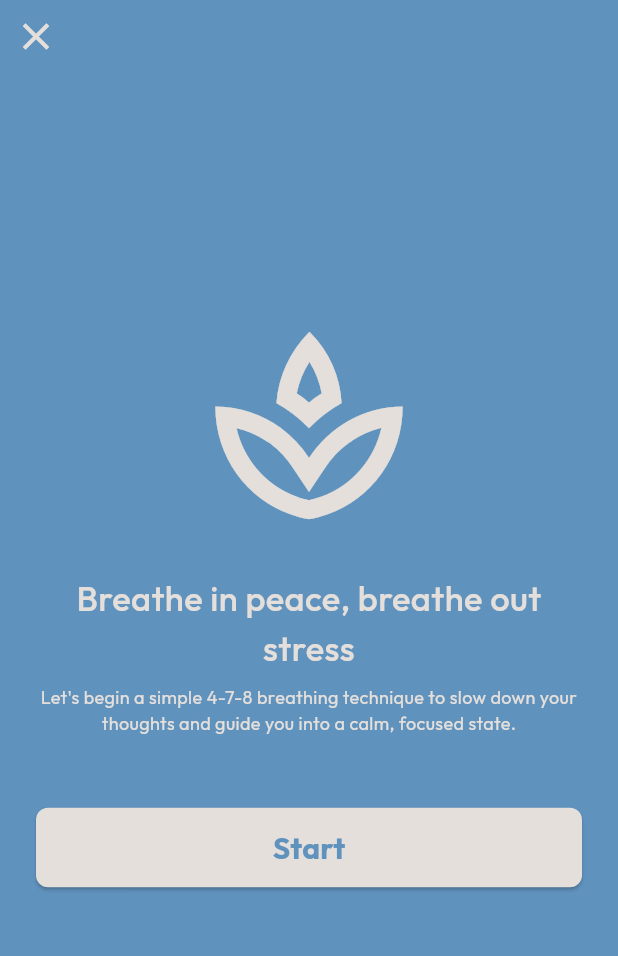
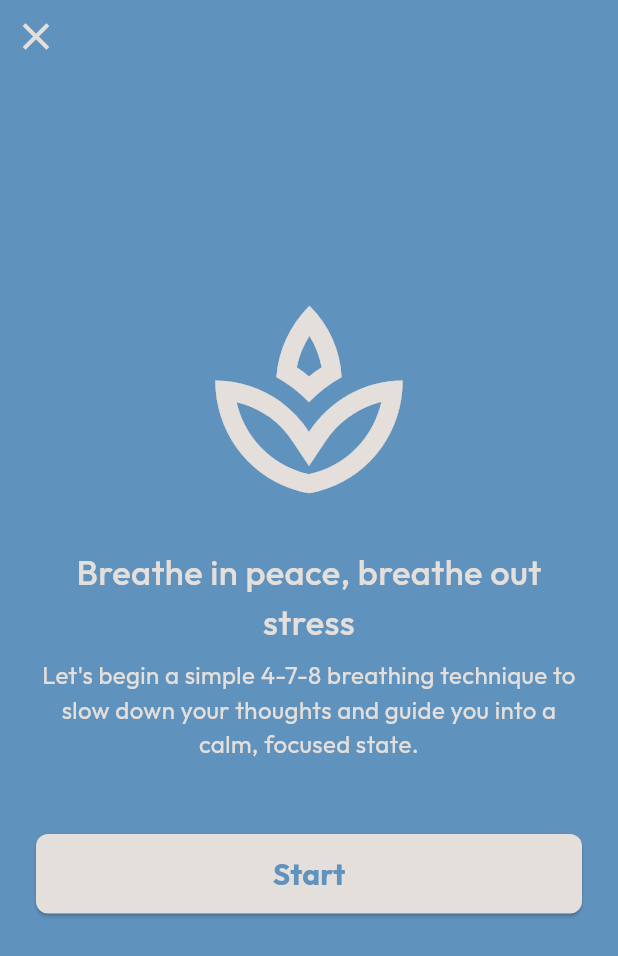
Before and after one commit to alkausarhapis/Serene, a Flutter app: the screen it shows after launch, after a tap on "Breathing Exercise", on a phone screen of 412 x 824 dp. Shown: the top 956 px of the screen. Run offline on Flutter 3.47's test engine with Material 3 defaults, Android fonts, the phone set to English and light mode, and no system bars.

Commit message:
feat: web responsive

```diff
--- a/lib/pages/breathe_page.dart
+++ b/lib/pages/breathe_page.dart
@@ -68,7 +68,10 @@ class _BreatheExerciseState extends State<BreatheExercise> {
         color: currentPhase.color,
         width: double.infinity,
         height: double.infinity,
-        child: SafeArea(
+        child: LayoutBuilder(builder: (context, constraints) {
+          final isMobile = constraints.maxWidth < 800;
+
+          return SafeArea(
             child: Stack(
               children: [
                 Positioned(
@@ -95,9 +98,9 @@ class _BreatheExerciseState extends State<BreatheExercise> {
                               children: [
                                 Text(
                                   currentPhase.title,
-                                style: const TextStyle(
+                                  style: TextStyle(
                                     color: AppColors.primary,
-                                  fontSize: 50,
+                                    fontSize: isMobile ? 50 : 70,
                                     fontWeight: FontWeight.w500,
                                   ),
                                 ),
@@ -124,25 +127,28 @@ class _BreatheExerciseState extends State<BreatheExercise> {
                           children: [
                             const Icon(Icons.spa_outlined,
                                 size: 150, color: AppColors.primary),
-                          const Padding(
-                            padding: EdgeInsets.all(24),
+                            Padding(
+                              padding: isMobile
+                                  ? const EdgeInsets.all(24)
+                                  : const EdgeInsets.symmetric(
+                                      horizontal: 150, vertical: 24),
                               child: Column(
                                 children: [
                                   Text(
                                     "Breathe in peace, breathe out stress",
                                     textAlign: TextAlign.center,
                                     style: TextStyle(
-                                    fontSize: 23,
+                                      fontSize: isMobile ? 23 : 32,
                                       fontWeight: FontWeight.w500,
                                       color: AppColors.primary,
                                     ),
                                   ),
-                                SizedBox(height: 8),
+                                  const SizedBox(height: 8),
                                   Text(
                                     "Let's begin a simple 4-7-8 breathing technique to slow down your thoughts and guide you into a calm, focused state.",
                                     textAlign: TextAlign.center,
                                     style: TextStyle(
-                                    fontSize: 12,
+                                      fontSize: isMobile ? 16 : 24,
                                       color: AppColors.primary,
                                     ),
                                   ),
@@ -150,14 +156,19 @@ class _BreatheExerciseState extends State<BreatheExercise> {
                               ),
                             ),
                             Padding(
-                            padding: const EdgeInsets.all(24),
+                              padding: isMobile
+                                  ? const EdgeInsets.all(24)
+                                  : const EdgeInsets.symmetric(horizontal: 150),
                               child: SizedBox(
                                 width: double.infinity,
                                 child: ElevatedButton(
                                   onPressed: startExercise,
                                   style: ElevatedButton.styleFrom(
-                                  padding:
-                                      const EdgeInsets.symmetric(vertical: 12),
+                                    padding: isMobile
+                                        ? const EdgeInsets.symmetric(
+                                            vertical: 12)
+                                        : const EdgeInsets.symmetric(
+                                            vertical: 20),
                                     backgroundColor: AppColors.primary,
                                     foregroundColor:
                                         AppColors.blue, // primary blue
@@ -179,7 +190,8 @@ class _BreatheExerciseState extends State<BreatheExercise> {
                 ),
               ],
             ),
-        ),
+          );
+        }),
       ),
     );
   }
--- a/lib/pages/home_page.dart
+++ b/lib/pages/home_page.dart
@@ -10,6 +10,67 @@ class HomePage extends StatelessWidget {
 
   @override
   Widget build(BuildContext context) {
+    // Grouping widgets for better readability (title hero group)
+    Widget titleHero = Column(
+      crossAxisAlignment: CrossAxisAlignment.start,
+      children: [
+        Image.asset(
+          "assets/images/fill-logo.png",
+          width: 50,
+        ),
+        const SizedBox(height: 32),
+        const Text(
+          "Stay\npresent.\nStay Serene.",
+          style: TextStyle(
+            fontSize: 50,
+            fontWeight: FontWeight.w500,
+          ),
+        ),
+      ],
+    );
+
+    // Grouping widgets for better readability (card group)
+    Widget cards = Column(
+      children: [
+        HomeCard(
+          color: AppColors.green,
+          title: "Pomodoro Timer",
+          subtitle: "Stay focused with 25-minute work and 5-minute breaks.",
+          icon: Icons.hourglass_empty_rounded,
+          onTap: () {
+            Navigator.push(
+              context,
+              MaterialPageRoute(builder: (_) => const PomodoroPage()),
+            );
+          },
+        ),
+        HomeCard(
+          color: AppColors.blue,
+          title: "Breathing Exercise",
+          subtitle: "Relax and refocus with guided breathing sessions.",
+          icon: Icons.filter_vintage_outlined,
+          onTap: () {
+            Navigator.push(
+              context,
+              MaterialPageRoute(builder: (_) => const BreatheExercise()),
+            );
+          },
+        ),
+        HomeCard(
+          color: AppColors.orange,
+          title: "Mood Survey",
+          subtitle: "Check your mood with a quick, simple survey.",
+          icon: Icons.sentiment_very_satisfied_outlined,
+          onTap: () {
+            Navigator.push(
+              context,
+              MaterialPageRoute(builder: (_) => const MoodSurveyPage()),
+            );
+          },
+        ),
+      ],
+    );
+
     return Scaffold(
       body: SafeArea(
         child: Stack(
@@ -24,6 +85,9 @@ class HomePage extends StatelessWidget {
               ),
             ),
             const Positioned(
+              bottom: 12,
+              left: 0,
+              right: 0,
               child: Align(
                 alignment: Alignment.bottomCenter,
                 child: Text(
@@ -32,69 +96,40 @@ class HomePage extends StatelessWidget {
                 ),
               ),
             ),
-            SingleChildScrollView(
-              child: Padding(
-                padding: const EdgeInsets.all(24.0),
-                child: Column(
-                  crossAxisAlignment: CrossAxisAlignment.start,
-                  children: [
-                    Image.asset(
-                      "assets/images/fill-logo.png",
-                      width: 50,
-                    ),
-                    const SizedBox(height: 32),
-                    const Text(
-                      "Stay\npresent.\nStay Serene.",
-                      style: TextStyle(
-                        fontSize: 50,
-                        fontWeight: FontWeight.w500,
-                      ),
-                    ),
-                    HomeCard(
-                      color: AppColors.green,
-                      title: "Pomodoro Timer",
-                      subtitle:
-                          "Stay focused with 25-minute work and 5-minute breaks.",
-                      icon: Icons.hourglass_empty_rounded,
-                      onTap: () {
-                        Navigator.push(
-                          context,
-                          MaterialPageRoute(
-                              builder: (_) => const PomodoroPage()),
-                        );
-                      },
-                    ),
-                    HomeCard(
-                      color: AppColors.blue,
-                      title: "Breathing Exercise",
-                      subtitle:
-                          "Relax and refocus with guided breathing sessions.",
-                      icon: Icons.filter_vintage_outlined,
-                      onTap: () {
-                        Navigator.push(
-                          context,
-                          MaterialPageRoute(
-                              builder: (_) => const BreatheExercise()),
-                        );
-                      },
-                    ),
-                    HomeCard(
-                      color: AppColors.orange,
-                      title: "Mood Survey",
-                      subtitle: "Check your mood with a quick, simple survey.",
-                      icon: Icons.sentiment_very_satisfied_outlined,
-                      onTap: () {
-                        Navigator.push(
-                          context,
-                          MaterialPageRoute(
-                              builder: (_) => const MoodSurveyPage()),
-                        );
-                      },
-                    ),
-                  ],
+            Center(
+              child: SingleChildScrollView(
+                child: LayoutBuilder(
+                  builder: (context, constraints) {
+                    if (constraints.maxWidth < 900) {
+                      return Padding(
+                        padding: const EdgeInsets.all(24),
+                        child: Column(
+                          crossAxisAlignment: CrossAxisAlignment.start,
+                          children: [
+                            titleHero,
+                            const SizedBox(height: 24),
+                            cards,
+                          ],
+                        ),
+                      );
+                    } else {
+                      return Padding(
+                        padding: const EdgeInsets.all(140),
+                        child: Row(
+                          crossAxisAlignment: CrossAxisAlignment.center,
+                          mainAxisAlignment: MainAxisAlignment.spaceBetween,
+                          children: [
+                            Expanded(child: titleHero),
+                            const SizedBox(width: 32),
+                            Expanded(child: cards),
+                          ],
+                        ),
+                      );
+                    }
+                  },
                 ),
               ),
-            ),
+            )
           ],
         ),
       ),
--- a/lib/widgets/mood_card.dart
+++ b/lib/widgets/mood_card.dart
@@ -19,6 +19,9 @@ class MoodCard extends StatelessWidget {
 
   @override
   Widget build(BuildContext context) {
+    // Store the screen width to adjust size based on device
+    double screenWidth = MediaQuery.of(context).size.width;
+
     return Expanded(
       child: InkWell(
         onTap: onTap,
@@ -42,9 +45,10 @@ class MoodCard extends StatelessWidget {
               const SizedBox(height: 8),
               Text(
                 label,
-                style: const TextStyle(
+                style: TextStyle(
                   color: AppColors.primary,
                   fontWeight: FontWeight.bold,
+                  fontSize: screenWidth < 700 ? 16 : 20,
                 ),
               ),
             ],
```
Also changed, not shown: lib/pages/mood_result_page.dart (+7 -2 lines), lib/pages/survey_page.dart (+19 -8 lines). Lines whose indentation alone changed are shown as unchanged.
